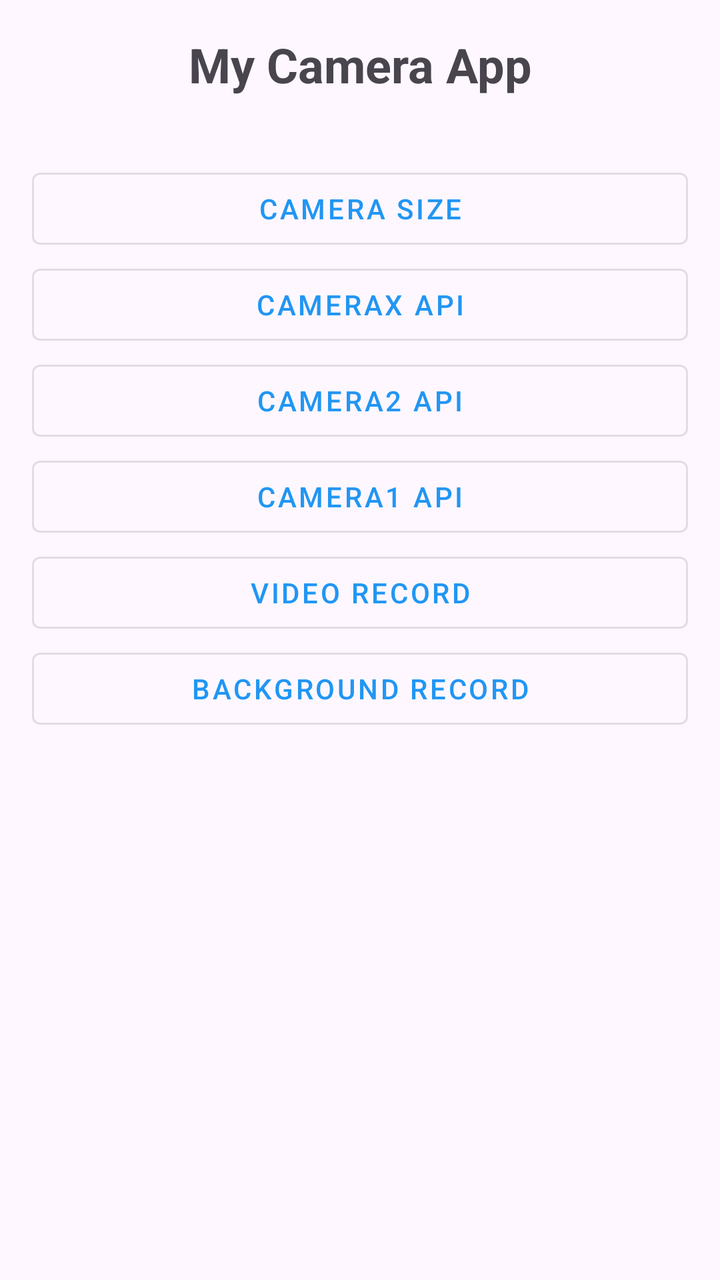
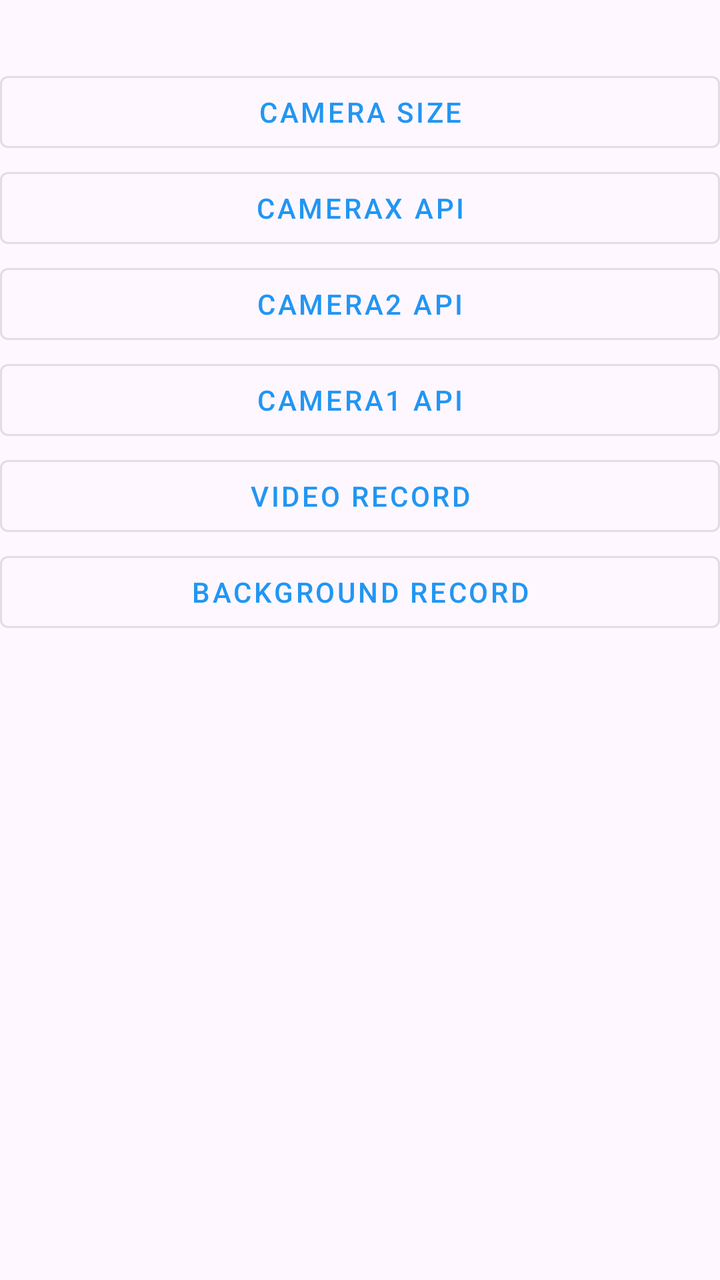

An Android layout rendered at two revisions. The XML below is the earlier revision; the diff shows what the commit changed to produce the second picture.
<!-- AndroidManifest.xml: application theme Theme.MyCamera -->
<!-- res/layout/act_main.xml -->
<?xml version="1.0" encoding="utf-8"?>
<androidx.constraintlayout.widget.ConstraintLayout xmlns:android="http://schemas.android.com/apk/res/android"
    xmlns:app="http://schemas.android.com/apk/res-auto"
    xmlns:tools="http://schemas.android.com/tools"
    android:id="@+id/main"
    android:layout_width="match_parent"
    android:layout_height="match_parent"
    tools:context=".MainAct"
    android:padding="16dp">

    <TextView
        android:id="@+id/titleTextView"
        android:layout_width="wrap_content"
        android:layout_height="wrap_content"
        android:text="My Camera App"
        android:textSize="24sp"
        android:textStyle="bold"
        app:layout_constraintTop_toTopOf="parent"
        app:layout_constraintStart_toStartOf="parent"
        app:layout_constraintEnd_toEndOf="parent"/>

    <Button
        android:id="@+id/camera_size"
        android:layout_width="0dp"
        android:layout_height="wrap_content"
        android:text="Camera Size"
        app:layout_constraintTop_toBottomOf="@id/titleTextView"
        app:layout_constraintStart_toStartOf="parent"
        app:layout_constraintEnd_toEndOf="parent"
        android:layout_marginTop="32dp"
        style="@style/Widget.MaterialComponents.Button.OutlinedButton"/>

    <Button
        android:id="@+id/camera_x"
        android:layout_width="0dp"
        android:layout_height="wrap_content"
        android:text="CameraX API"
        app:layout_constraintTop_toBottomOf="@id/camera_size"
        app:layout_constraintStart_toStartOf="parent"
        app:layout_constraintEnd_toEndOf="parent"
        style="@style/Widget.MaterialComponents.Button.OutlinedButton"/>

    <Button
        android:id="@+id/camera2_api"
        android:layout_width="0dp"
        android:layout_height="wrap_content"
        android:text="Camera2 API"
        app:layout_constraintTop_toBottomOf="@id/camera_x"
        app:layout_constraintStart_toStartOf="parent"
        app:layout_constraintEnd_toEndOf="parent"
        style="@style/Widget.MaterialComponents.Button.OutlinedButton"/>

    <Button
        android:id="@+id/camera_api"
        android:layout_width="0dp"
        android:layout_height="wrap_content"
        android:text="Camera1 API"
        app:layout_constraintTop_toBottomOf="@id/camera2_api"
        app:layout_constraintStart_toStartOf="parent"
        app:layout_constraintEnd_toEndOf="parent"
        style="@style/Widget.MaterialComponents.Button.OutlinedButton"/>

    <Button
        android:id="@+id/video_record_button"
        android:layout_width="0dp"
        android:layout_height="wrap_content"
        android:text="@string/video_record"
        app:layout_constraintTop_toBottomOf="@id/camera_api"
        app:layout_constraintStart_toStartOf="parent"
        app:layout_constraintEnd_toEndOf="parent"
        style="@style/Widget.MaterialComponents.Button.OutlinedButton"/>



    <Button
        android:id="@+id/background_record"
        android:layout_width="0dp"
        android:layout_height="wrap_content"
        android:text="@string/background_record"
        app:layout_constraintTop_toBottomOf="@id/video_record_button"
        app:layout_constraintStart_toStartOf="parent"
        app:layout_constraintEnd_toEndOf="parent"
        style="@style/Widget.MaterialComponents.Button.OutlinedButton"/>

    <Button
        android:visibility="invisible"
        android:id="@+id/background_record_test"
        android:layout_width="0dp"
        android:layout_height="wrap_content"
        android:text="Background Record Test"
        app:layout_constraintTop_toBottomOf="@id/background_record"
        app:layout_constraintStart_toStartOf="parent"
        app:layout_constraintEnd_toEndOf="parent"
        style="@style/Widget.MaterialComponents.Button.OutlinedButton"/>

</androidx.constraintlayout.widget.ConstraintLayout>
<!-- resources referenced by this layout -->
<resources>
  <string name="background_record">Background Record</string>
  <string name="video_record">Video Record</string>
  <style name="Theme.MyCamera" parent="Base.Theme.MyCamera" />
  <style name="Base.Theme.MyCamera" parent="Theme.Material3.DayNight.NoActionBar">
          
          <item name="colorPrimary">@color/camera_primary</item>
          <item name="colorPrimaryDark">@color/camera_primary_dark</item>
          <item name="colorAccent">@color/camera_accent</item>
  
          
          <item name="android:windowFullscreen">true</item>
          <item name="android:windowContentOverlay">@null</item>
          <item name="android:windowTranslucentStatus">true</item>
          <item name="android:windowTranslucentNavigation">true</item>
  
          
          <item name="android:keepScreenOn">true</item>
      </style>
  <color name="camera_primary">#2196F3</color>
  <color name="camera_primary_dark">#1976D2</color>
  <color name="camera_accent">#FF4081</color>
</resources>

<!-- the commit's change to res/layout/act_main.xml (unified diff, before → after) -->
@@ -5,92 +5,102 @@
     android:id="@+id/main"
     android:layout_width="match_parent"
     android:layout_height="match_parent"
-    tools:context=".MainAct"
-    android:padding="16dp">
+    tools:context=".MainAct">
 
-    <TextView
-        android:id="@+id/titleTextView"
-        android:layout_width="wrap_content"
-        android:layout_height="wrap_content"
-        android:text="My Camera App"
-        android:textSize="24sp"
-        android:textStyle="bold"
-        app:layout_constraintTop_toTopOf="parent"
-        app:layout_constraintStart_toStartOf="parent"
-        app:layout_constraintEnd_toEndOf="parent"/>
+    <androidx.core.widget.NestedScrollView
+        android:layout_width="match_parent"
+        android:layout_height="match_parent">
+        <LinearLayout
+            android:layout_width="match_parent"
+            android:layout_height="match_parent"
+            android:orientation="vertical">
 
-    <Button
-        android:id="@+id/camera_size"
-        android:layout_width="0dp"
-        android:layout_height="wrap_content"
-        android:text="Camera Size"
-        app:layout_constraintTop_toBottomOf="@id/titleTextView"
-        app:layout_constraintStart_toStartOf="parent"
-        app:layout_constraintEnd_toEndOf="parent"
-        android:layout_marginTop="32dp"
-        style="@style/Widget.MaterialComponents.Button.OutlinedButton"/>
+            <TextView
+                android:visibility="gone"
+                android:id="@+id/titleTextView"
+                android:layout_width="match_parent"
+                android:layout_height="wrap_content"
+                android:text="My Camera App"
+                android:textSize="24sp"
+                android:textStyle="bold"
+                app:layout_constraintTop_toTopOf="parent"
+                app:layout_constraintStart_toStartOf="parent"
+                app:layout_constraintEnd_toEndOf="parent"/>
 
-    <Button
-        android:id="@+id/camera_x"
-        android:layout_width="0dp"
-        android:layout_height="wrap_content"
-        android:text="CameraX API"
-        app:layout_constraintTop_toBottomOf="@id/camera_size"
-        app:layout_constraintStart_toStartOf="parent"
-        app:layout_constraintEnd_toEndOf="parent"
-        style="@style/Widget.MaterialComponents.Button.OutlinedButton"/>
+            <Button
+                android:id="@+id/camera_size"
+                android:layout_width="match_parent"
+                android:layout_height="wrap_content"
+                android:text="Camera Size"
+                app:layout_constraintTop_toBottomOf="@id/titleTextView"
+                app:layout_constraintStart_toStartOf="parent"
+                app:layout_constraintEnd_toEndOf="parent"
+                android:layout_marginTop="32dp"
+                style="@style/Widget.MaterialComponents.Button.OutlinedButton"/>
 
-    <Button
-        android:id="@+id/camera2_api"
-        android:layout_width="0dp"
-        android:layout_height="wrap_content"
-        android:text="Camera2 API"
-        app:layout_constraintTop_toBottomOf="@id/camera_x"
-        app:layout_constraintStart_toStartOf="parent"
-        app:layout_constraintEnd_toEndOf="parent"
-        style="@style/Widget.MaterialComponents.Button.OutlinedButton"/>
+            <Button
+                android:id="@+id/camera_x"
+                android:layout_width="match_parent"
+                android:layout_height="wrap_content"
+                android:text="CameraX API"
+                app:layout_constraintTop_toBottomOf="@id/camera_size"
+                app:layout_constraintStart_toStartOf="parent"
+                app:layout_constraintEnd_toEndOf="parent"
+                style="@style/Widget.MaterialComponents.Button.OutlinedButton"/>
 
-    <Button
-        android:id="@+id/camera_api"
-        android:layout_width="0dp"
-        android:layout_height="wrap_content"
-        android:text="Camera1 API"
-        app:layout_constraintTop_toBottomOf="@id/camera2_api"
-        app:layout_constraintStart_toStartOf="parent"
-        app:layout_constraintEnd_toEndOf="parent"
-        style="@style/Widget.MaterialComponents.Button.OutlinedButton"/>
+            <Button
+                android:id="@+id/camera2_api"
+                android:layout_width="match_parent"
+                android:layout_height="wrap_content"
+                android:text="Camera2 API"
+                app:layout_constraintTop_toBottomOf="@id/camera_x"
+                app:layout_constraintStart_toStartOf="parent"
+                app:layout_constraintEnd_toEndOf="parent"
+                style="@style/Widget.MaterialComponents.Button.OutlinedButton"/>
 
-    <Button
-        android:id="@+id/video_record_button"
-        android:layout_width="0dp"
-        android:layout_height="wrap_content"
-        android:text="@string/video_record"
-        app:layout_constraintTop_toBottomOf="@id/camera_api"
-        app:layout_constraintStart_toStartOf="parent"
-        app:layout_constraintEnd_toEndOf="parent"
-        style="@style/Widget.MaterialComponents.Button.OutlinedButton"/>
+            <Button
+                android:id="@+id/camera_api"
+                android:layout_width="match_parent"
+                android:layout_height="wrap_content"
+                android:text="Camera1 API"
+                app:layout_constraintTop_toBottomOf="@id/camera2_api"
+                app:layout_constraintStart_toStartOf="parent"
+                app:layout_constraintEnd_toEndOf="parent"
+                style="@style/Widget.MaterialComponents.Button.OutlinedButton"/>
+
+            <Button
+                android:id="@+id/video_record_button"
+                android:layout_width="match_parent"
+                android:layout_height="wrap_content"
+                android:text="@string/video_record"
+                app:layout_constraintTop_toBottomOf="@id/camera_api"
+                app:layout_constraintStart_toStartOf="parent"
+                app:layout_constraintEnd_toEndOf="parent"
+                style="@style/Widget.MaterialComponents.Button.OutlinedButton"/>
 
 
 
-    <Button
-        android:id="@+id/background_record"
-        android:layout_width="0dp"
-        android:layout_height="wrap_content"
-        android:text="@string/background_record"
-        app:layout_constraintTop_toBottomOf="@id/video_record_button"
-        app:layout_constraintStart_toStartOf="parent"
-        app:layout_constraintEnd_toEndOf="parent"
-        style="@style/Widget.MaterialComponents.Button.OutlinedButton"/>
+            <Button
+                android:id="@+id/background_record"
+                android:layout_width="match_parent"
+                android:layout_height="wrap_content"
+                android:text="@string/background_record"
+                app:layout_constraintTop_toBottomOf="@id/video_record_button"
+                app:layout_constraintStart_toStartOf="parent"
+                app:layout_constraintEnd_toEndOf="parent"
+                style="@style/Widget.MaterialComponents.Button.OutlinedButton"/>
 
-    <Button
-        android:visibility="invisible"
-        android:id="@+id/background_record_test"
-        android:layout_width="0dp"
-        android:layout_height="wrap_content"
-        android:text="Background Record Test"
-        app:layout_constraintTop_toBottomOf="@id/background_record"
-        app:layout_constraintStart_toStartOf="parent"
-        app:layout_constraintEnd_toEndOf="parent"
-        style="@style/Widget.MaterialComponents.Button.OutlinedButton"/>
-
+            <Button
+                android:visibility="invisible"
+                android:id="@+id/background_record_test"
+                android:layout_width="match_parent"
+                android:layout_height="wrap_content"
+                android:text="Background Record Test"
+                app:layout_constraintTop_toBottomOf="@id/background_record"
+                app:layout_constraintStart_toStartOf="parent"
+                app:layout_constraintEnd_toEndOf="parent"
+                style="@style/Widget.MaterialComponents.Button.OutlinedButton"/>
+            
+        </LinearLayout>
+    </androidx.core.widget.NestedScrollView>
 </androidx.constraintlayout.widget.ConstraintLayout>
